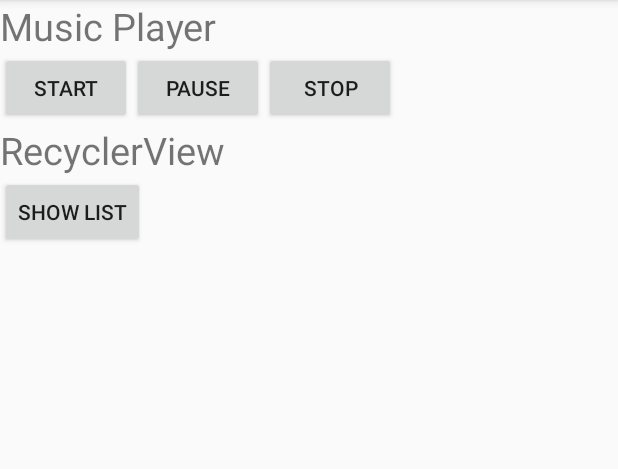
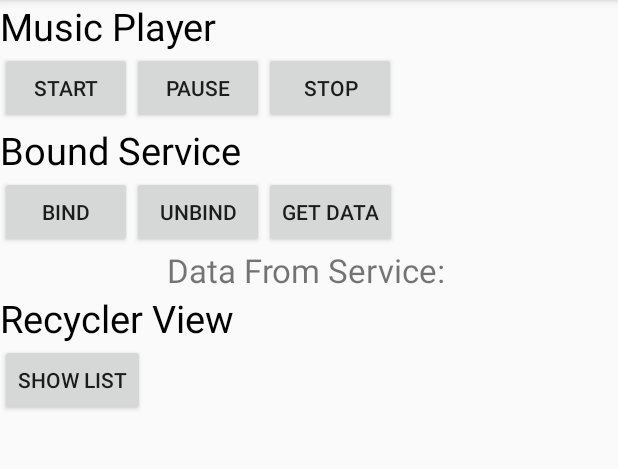
Before and after one commit to TimothyGeorgeson/Week3Day3, an Android app: the screen it shows after launch (MainActivity), on a phone screen of 412 x 824 dp, the part 84-553 px from its top. Run offline under Robolectric (Android 15) with nearby library versions, the phone set to English and light mode, and no system bars.

Commit message:
add BoundService/Messenger classes

```diff
--- a/app/src/main/java/com/example/consultants/week3day3/view/MainActivity.java
+++ b/app/src/main/java/com/example/consultants/week3day3/view/MainActivity.java
@@ -2,19 +2,29 @@ package com.example.consultants.week3day3.view;
 
 import android.app.IntentService;
 import android.content.BroadcastReceiver;
+import android.content.ComponentName;
 import android.content.Context;
 import android.content.Intent;
 import android.content.IntentFilter;
+import android.content.ServiceConnection;
+import android.os.Handler;
+import android.os.IBinder;
+import android.os.Message;
+import android.os.Messenger;
+import android.os.RemoteException;
 import android.support.v7.app.AppCompatActivity;
 import android.os.Bundle;
 import android.support.v7.widget.LinearLayoutManager;
 import android.support.v7.widget.RecyclerView;
+import android.text.TextUtils;
 import android.util.Log;
 import android.view.View;
+import android.widget.TextView;
 
 import com.example.consultants.week3day3.R;
 import com.example.consultants.week3day3.model.Person;
 import com.example.consultants.week3day3.service.MusicService;
+import com.example.consultants.week3day3.service.MyBoundService;
 import com.example.consultants.week3day3.service.MyIntentService;
 
 import java.util.ArrayList;
@@ -27,12 +37,32 @@ public class MainActivity extends AppCompatActivity {
     private RecyclerView.Adapter adapter;
     private RecyclerView.LayoutManager layoutManager;
 
+    private TextView tvBoundService;
+    private Messenger reqMessenger;
+    private Messenger replyMessenger;
+
+    private ServiceConnection svcConn = new ServiceConnection() {
+
+
+        @Override
+        public void onServiceConnected(ComponentName name, IBinder service) {
+            reqMessenger = new Messenger(service);
+        }
+
+        @Override
+        public void onServiceDisconnected(ComponentName name) {
+            reqMessenger = null;
+        }
+    };
+
     @Override
     protected void onCreate(Bundle savedInstanceState) {
         super.onCreate(savedInstanceState);
         setContentView(R.layout.activity_main);
 
         rvList = findViewById(R.id.rvList);
+        tvBoundService = findViewById(R.id.tvBoundService);
+        replyMessenger = new Messenger(new ReplyHandler(this));
     }
 
     @Override
@@ -80,6 +110,39 @@ public class MainActivity extends AppCompatActivity {
         startService(intent);
     }
 
+    public void onClickBoundService(View view) {
+
+        switch (view.getId())
+        {
+            case R.id.btnBind:
+
+                if (reqMessenger == null) {
+                    // bind to MyBoundService
+                    bindService(new Intent(this, MyBoundService.class),
+                            svcConn,
+                            Context.BIND_AUTO_CREATE);
+                }
+
+                break;
+            case R.id.btnUnbind:
+                    unbindService(svcConn);
+                break;
+            case R.id.btnGetData:
+                Message request = Message.obtain();
+                request.replyTo = replyMessenger;
+
+                if (reqMessenger != null) {
+                    try {
+                        reqMessenger.send(request);
+                    } catch (RemoteException e) {
+                        e.printStackTrace();
+                    }
+                }
+
+                break;
+        }
+    }
+
     //declare broadcast receiver
     private class MyBroadcastReceiver extends BroadcastReceiver {
         @Override
@@ -112,4 +175,23 @@ public class MainActivity extends AppCompatActivity {
             }
         }
     }
+
+    static class ReplyHandler extends Handler {
+        private static final String TAG = "ReplyHandler";
+
+        //reference to the activity to access the TextView to set result from service
+        private MainActivity mMainActivity;
+
+        public ReplyHandler(MainActivity mainActivity) {
+            this.mMainActivity = mainActivity;
+        }
+
+        //handles message reply from bound service
+        public void handleMessage(Message reply) {
+
+            // gets the number encapsulated in reply message
+            String numFromService = reply.getData().getString(MyBoundService.ID);
+            mMainActivity.tvBoundService.setText("Data From Service: " + numFromService);
+        }
+    }
 }
--- a/app/src/main/res/layout/activity_main.xml
+++ b/app/src/main/res/layout/activity_main.xml
@@ -11,6 +11,7 @@
         android:layout_width="wrap_content"
         android:layout_height="wrap_content"
         android:text="Music Player"
+        android:textColor="@android:color/black"
         android:textSize="25sp" />
 
     <LinearLayout
@@ -44,14 +45,58 @@
     <TextView
         android:layout_width="wrap_content"
         android:layout_height="wrap_content"
-        android:text="RecyclerView"
+        android:text="Bound Service"
+        android:textColor="@android:color/black"
+        android:textSize="25sp" />
+
+    <LinearLayout
+        android:layout_width="match_parent"
+        android:layout_height="wrap_content"
+        android:orientation="horizontal">
+
+        <Button
+            android:onClick="onClickBoundService"
+            android:id="@+id/btnBind"
+            android:layout_width="wrap_content"
+            android:layout_height="wrap_content"
+            android:text="Bind" />
+
+        <Button
+            android:onClick="onClickBoundService"
+            android:id="@+id/btnUnbind"
+            android:layout_width="wrap_content"
+            android:layout_height="wrap_content"
+            android:text="Unbind" />
+
+        <Button
+            android:onClick="onClickBoundService"
+            android:id="@+id/btnGetData"
+            android:layout_width="wrap_content"
+            android:layout_height="wrap_content"
+            android:text="Get Data" />
+
+    </LinearLayout>
+
+    <TextView
+        android:id="@+id/tvBoundService"
+        android:layout_width="match_parent"
+        android:layout_height="wrap_content"
+        android:gravity="center"
+        android:text="Data From Service: "
+        android:textSize="22sp" />
+
+    <TextView
+        android:layout_width="wrap_content"
+        android:layout_height="wrap_content"
+        android:text="Recycler View"
+        android:textColor="@android:color/black"
         android:textSize="25sp" />
 
     <Button
+        android:layout_width="wrap_content"
+        android:layout_height="wrap_content"
         android:onClick="showList"
-        android:text="Show List"
-        android:layout_width="wrap_content"
-        android:layout_height="wrap_content" />
+        android:text="Show List" />
 
     <android.support.v7.widget.RecyclerView
         android:id="@+id/rvList"
```
Also changed, not shown: app/src/main/java/com/example/consultants/week3day3/service/MyBoundService.java (added, +31 -0 lines), app/src/main/java/com/example/consultants/week3day3/service/RequestHandler.java (added, +37 -0 lines).
